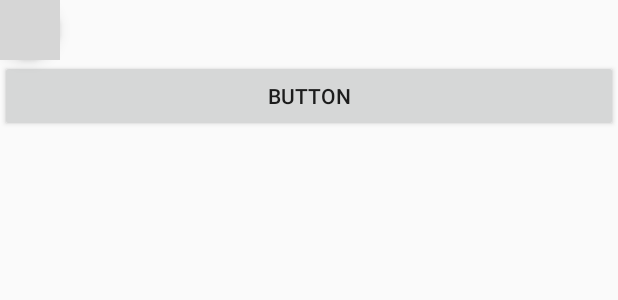
After one commit to DavidAguayo/Proyecto_Clase, an Android app: the layout activity_lista_dietas.xml on its own in the app's theme, with its tools: preview values and no code run, on a phone screen of 412 x 824 dp. The commit adds this screen. Shown: the top 300 px of the screen. Run offline under Robolectric (Android 15) with nearby library versions, the phone set to English and light mode, and no system bars; grey boxes are pictures that could not be loaded.

Commit message:
primer commit

```diff
--- a/app/build.gradle
+++ b/app/build.gradle
@@ -28,4 +28,6 @@ dependencies {
     compile 'com.android.support:design:25.1.1'
     compile 'com.android.support:support-v4:25.1.1'
     testCompile 'junit:junit:4.12'
+    compile 'com.android.support:recyclerview-v7:25.1.1'
+    compile 'com.android.support:cardview-v7:25.1.1'
 }
--- a/app/src/main/AndroidManifest.xml
+++ b/app/src/main/AndroidManifest.xml
@@ -31,7 +31,9 @@
         <activity android:name=".Alimentos" />
         <activity
             android:name=".LoginActivity"
-            android:label="@string/title_activity_login"></activity>
+            android:label="@string/title_activity_login" />
+        <activity android:name=".Listadietas" />
+        <activity android:name=".Recetas"></activity>
     </application>
 
 </manifest>
--- a/app/src/main/java/com/proyecto/proyecto_clase/MainActivity.java
+++ b/app/src/main/java/com/proyecto/proyecto_clase/MainActivity.java
@@ -21,7 +21,7 @@ public class MainActivity extends AppCompatActivity {
         button.setOnClickListener(new View.OnClickListener() {
             @Override
             public void onClick(View v) {
-                Intent intent = new Intent(MainActivity.this, Dietas.class);
+                Intent intent = new Intent(MainActivity.this, Listadietas.class);
                 startActivity(intent);
             }
         });
--- /dev/null
+++ b/app/src/main/res/layout/activity_lista_dietas.xml
@@ -0,0 +1,44 @@
+<?xml version="1.0" encoding="utf-8"?>
+<RelativeLayout xmlns:android="http://schemas.android.com/apk/res/android"
+    xmlns:app="http://schemas.android.com/apk/res-auto"
+    xmlns:tools="http://schemas.android.com/tools"
+    android:id="@+id/activity_lista_dietas"
+    android:layout_width="match_parent"
+    android:layout_height="match_parent"
+    android:paddingBottom="@dimen/activity_vertical_margin"
+    android:paddingLeft="@dimen/activity_horizontal_margin"
+    android:paddingRight="@dimen/activity_horizontal_margin"
+    android:paddingTop="@dimen/activity_vertical_margin"
+    tools:context="com.proyecto.proyecto_clase.Listadietas">
+
+    <LinearLayout
+        android:orientation="vertical"
+        android:layout_width="match_parent"
+        android:layout_height="match_parent">
+
+        <android.support.design.widget.FloatingActionButton
+            android:layout_width="match_parent"
+            android:layout_height="wrap_content"
+            android:clickable="true"
+            app:fabSize="mini"
+            app:srcCompat="@drawable/d1"
+            android:id="@+id/floatingActionButton" />
+
+        <Button
+            android:text="Button"
+            android:layout_width="match_parent"
+            android:layout_height="wrap_content"
+            android:id="@+id/button3" />
+
+        <android.support.v7.widget.RecyclerView
+            android:id="@+id/recycler_view"
+            android:layout_width="match_parent"
+            android:layout_height="match_parent"
+            android:layout_alignParentTop="true"
+            android:layout_alignParentStart="true">
+
+        </android.support.v7.widget.RecyclerView>
+
+    </LinearLayout>
+
+</RelativeLayout>
```
Also changed, not shown: app/src/main/java/com/proyecto/proyecto_clase/Listadietas.java (added, +70 -0 lines), app/src/main/java/com/proyecto/proyecto_clase/Recetas.java (added, +13 -0 lines), app/src/main/java/com/proyecto/proyecto_clase/adapters/DietasAdapter.java (added, +53 -0 lines), app/src/main/java/com/proyecto/proyecto_clase/models/DietasLista.java (added, +26 -0 lines), app/src/main/res/layout/activity_recetas.xml (added, +13 -0 lines), app/src/main/res/layout/dietas_item.xml (added, +38 -0 lines).
